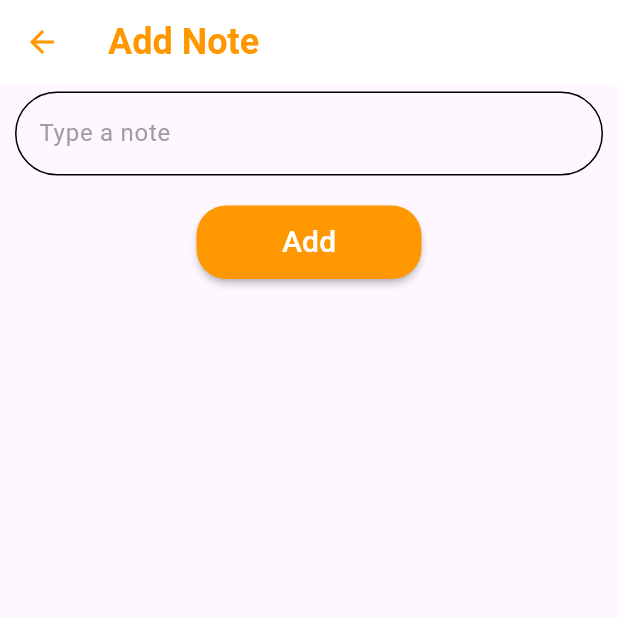
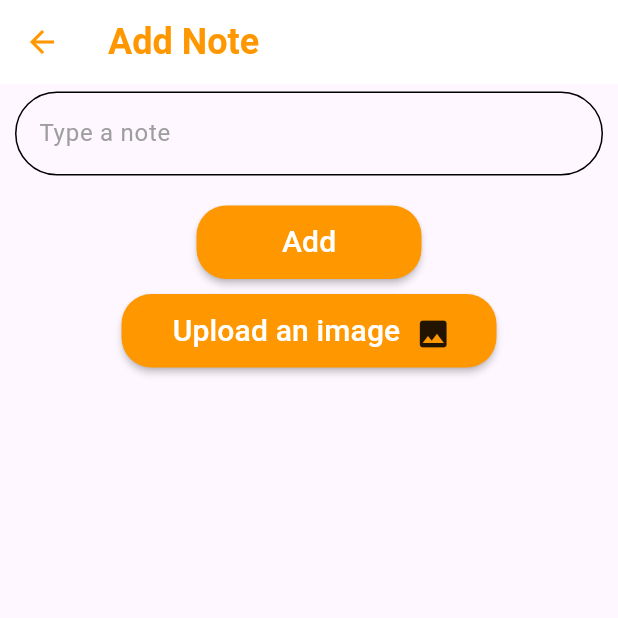
Before and after one commit to Adel-Alhassani/QuickNote, a Flutter app: the AddNote screen opened directly with empty values, on a phone screen of 412 x 824 dp, the top half of it. Run offline on Flutter 3.47's test engine with Material 3 defaults, Android fonts, the phone set to English and light mode, and no system bars; our stand-ins replace awesome_dialog, cloud_firestore, firebase_auth, firebase_core, firebase_storage, google_sign_in and 1 more; accounts and stored records are empty.

Commit message:
Add "add note with an image" feature to the Note app

```diff
--- a/lib/components/Button.dart
+++ b/lib/components/Button.dart
@@ -11,8 +11,8 @@ class CustomeButton extends StatelessWidget {
       {super.key,
       required this.text,
       required this.color,
-
-      required this.onPressed, required this.isLoading});
+      required this.onPressed,
+      required this.isLoading});
 
   @override
   Widget build(BuildContext context) {
@@ -42,3 +42,55 @@ class CustomeButton extends StatelessWidget {
     );
   }
 }
+
+class CustomeUploadButtonIcon extends StatelessWidget {
+  final String text;
+  final double width;
+  final Color color;
+  final Icon icon;
+  final VoidCallback onPressed;
+  final bool isLoading;
+
+  const CustomeUploadButtonIcon(
+      {super.key,
+      required this.text,
+      required this.width,
+      required this.color,
+      required this.icon,
+      required this.onPressed,
+      required this.isLoading});
+
+  @override
+  Widget build(BuildContext context) {
+    return Container(
+      width: width,
+      child: MaterialButton(
+        shape: RoundedRectangleBorder(
+            borderRadius: BorderRadius.all(Radius.circular(20))),
+        onPressed: onPressed,
+        color: color,
+        padding: EdgeInsets.symmetric(horizontal: 20, vertical: 10),
+        child: isLoading
+            ? Container(
+                child: CircularProgressIndicator(
+                color: Colors.white,
+              ))
+            : Row(
+                mainAxisAlignment: MainAxisAlignment.center,
+                children: [
+                  Text(
+                    text,
+                    style: TextStyle(color: Colors.white, fontSize: 20),
+                  ),
+                  Container(
+                    margin: const EdgeInsets.only(left: 10),
+                    height: 20,
+                    width: 20,
+                    child: icon,
+                  )
+                ],
+              ),
+      ),
+    );
+  }
+}
--- a/lib/notes/add.dart
+++ b/lib/notes/add.dart
@@ -1,11 +1,16 @@
+import 'dart:io';
+
 import 'package:cloud_firestore/cloud_firestore.dart';
 import 'package:firebase_auth/firebase_auth.dart';
+import 'package:firebase_storage/firebase_storage.dart';
 import 'package:flutter/material.dart';
 import 'package:flutter_firebase_course/components/AuthButton.dart';
 import 'package:flutter_firebase_course/components/Button.dart';
 import 'package:flutter_firebase_course/components/TextFormField.dart';
 import 'package:flutter_firebase_course/home.dart';
 import 'package:flutter_firebase_course/notes/view.dart';
+import 'package:image_picker/image_picker.dart';
+import 'package:path/path.dart' as path;
 
 class AddNote extends StatefulWidget {
   final String categoryId;
@@ -18,7 +23,30 @@ class AddNote extends StatefulWidget {
 class _AddNoteState extends State<AddNote> {
   GlobalKey<FormState> formState = GlobalKey();
   TextEditingController note = TextEditingController();
-  bool isLoading = false;
+  bool isAddNoteLoading = false;
+  bool isAddImageLoading = false;
+  File? file;
+  String? url;
+
+  addImage() async {
+    final ImagePicker picker = ImagePicker();
+    // Pick an image.
+
+    final XFile? image = await picker.pickImage(source: ImageSource.gallery);
+
+    var imageName = path.basename(image!.path);
+
+    if (image != null) {
+      file = File(image!.path);
+      var refStorage = FirebaseStorage.instance.ref("images/$imageName");
+      isAddImageLoading = true;
+      setState(() {});
+      await refStorage.putFile(file!);
+      url = await refStorage.getDownloadURL();
+    }
+    isAddImageLoading = false;
+    setState(() {});
+  }
 
   addNote() async {
     CollectionReference categoryNotes = FirebaseFirestore.instance
@@ -26,10 +54,10 @@ class _AddNoteState extends State<AddNote> {
         .doc(widget.categoryId)
         .collection("notes");
     try {
-      isLoading = true;
+      isAddNoteLoading = true;
       setState(() {});
-      await categoryNotes.add({"note": note.text});
-      isLoading = false;
+      await categoryNotes.add({"note": note.text, "url": url ?? "none"});
+      isAddNoteLoading = false;
       setState(() {});
       Navigator.of(context).push(
         MaterialPageRoute(
@@ -41,7 +69,7 @@ class _AddNoteState extends State<AddNote> {
     } catch (e) {
       print("Failed to add note: $e");
     }
-    isLoading = false;
+    isAddNoteLoading = false;
     setState(() {});
   }
 
@@ -63,12 +91,24 @@ class _AddNoteState extends State<AddNote> {
             CustomeButton(
                 text: "Add",
                 color: Colors.orange,
-                isLoading: isLoading,
+                isLoading: isAddNoteLoading,
                 onPressed: () {
                   if (formState.currentState!.validate()) {
                     addNote();
                   }
-                })
+                }),
+            SizedBox(
+              height: 10,
+            ),
+            CustomeUploadButtonIcon(
+                text: "Upload an image",
+                width: 250,
+                color: url == null ? Colors.orange : Colors.green,
+                icon: Icon(Icons.image),
+                onPressed: () {
+                  addImage();
+                },
+                isLoading: isAddImageLoading)
           ]),
         ),
       ),
--- a/lib/test_topics/pick_file.dart
+++ b/lib/test_topics/pick_file.dart
@@ -26,7 +26,7 @@ class _PickFilePageState extends State<PickFilePage> {
 
     if (image != null) {
       file = File(image!.path);
-      var refStorage = FirebaseStorage.instance.ref(imageName);
+      var refStorage = FirebaseStorage.instance.ref("images/$imageName");
       await refStorage.putFile(file!);
       url = await refStorage.getDownloadURL();
     }
```
Also changed, not shown: lib/main.dart (+4 -5 lines), lib/notes/view.dart (+21 -7 lines). Lines whose indentation alone changed are shown as unchanged.
